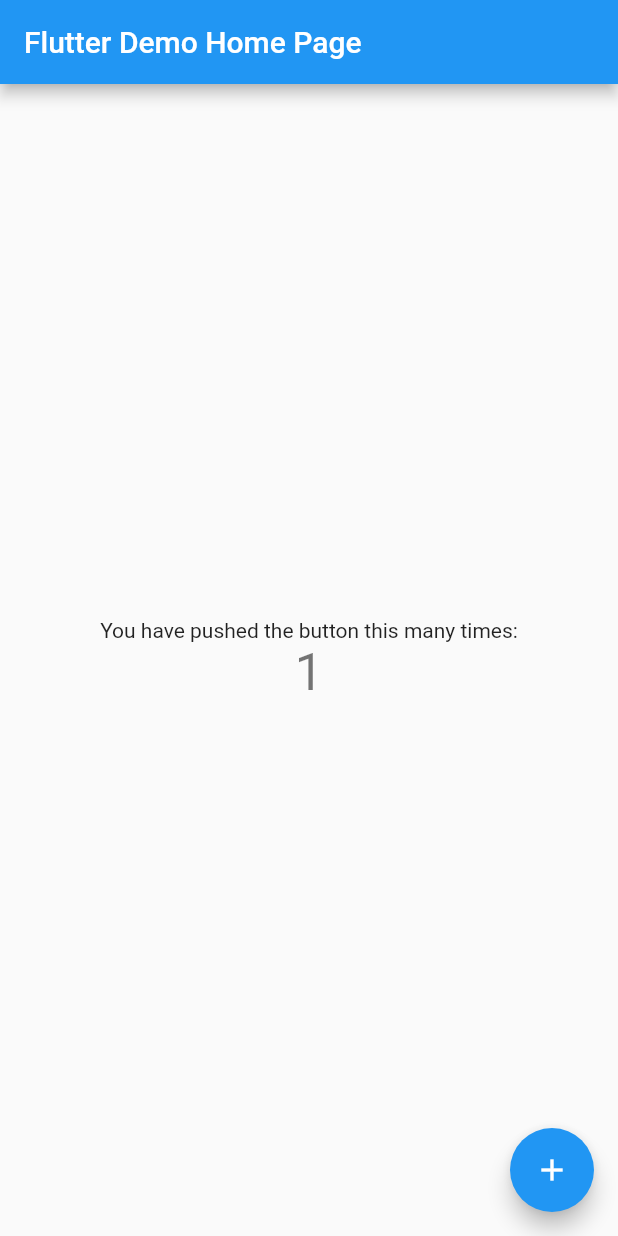
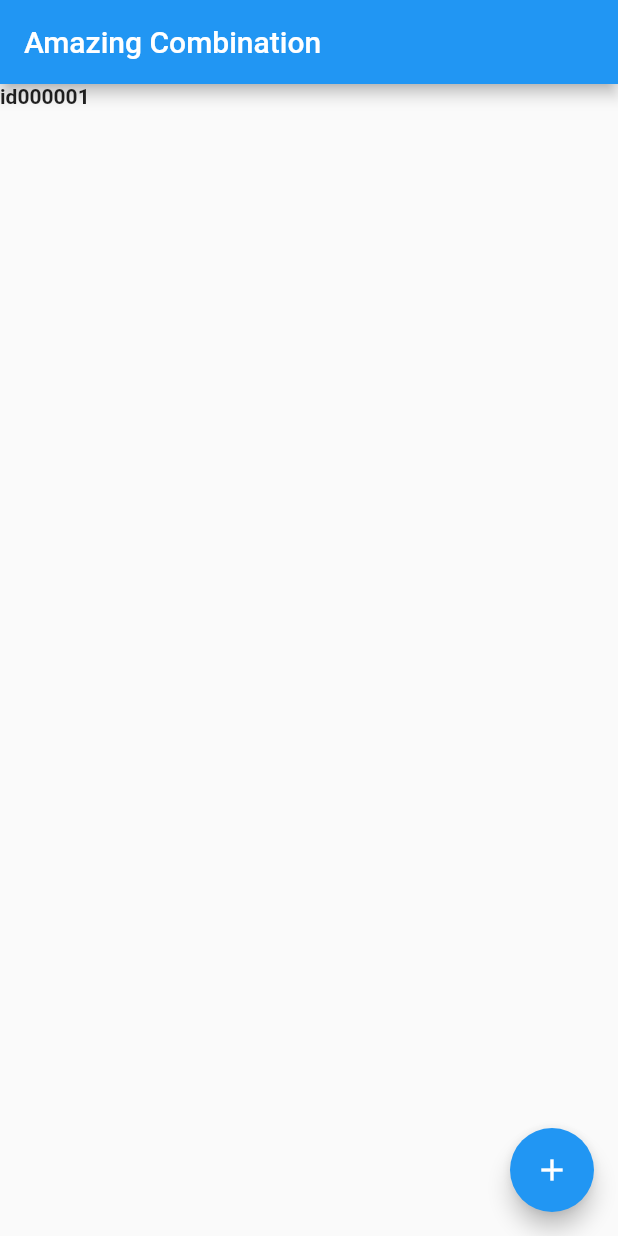
Before and after one commit to PyeongGangKim/amazing_combination, a Flutter app: the screen it shows after launch, after a tap on the "add" icon, on a phone screen of 412 x 824 dp. Run offline on Flutter 3.47's test engine with Material 2 defaults, Android fonts, the phone set to English and light mode, and no system bars; our stand-ins replace cloud_firestore, firebase_auth, firebase_core, get, google_sign_in; accounts and stored records are empty.

Commit message:
feat: GetX를 적용하고, combinationController firebase기능 적

```diff
--- /dev/null
+++ b/lib/controllers/CombinationController.dart
@@ -0,0 +1,97 @@
+import 'package:get/get.dart';
+import 'package:firebase_core/firebase_core.dart';
+import 'package:cloud_firestore/cloud_firestore.dart';
+import '../models/Comment.dart';
+import '../models/Combination.dart';
+import 'dart:async';
+
+class CombinationController extends GetxController {
+  CombinationController(){
+
+    init();
+  }
+  Future<void> init() async {
+    print("----------------init---------------");
+    await Firebase.initializeApp();
+    await loadCombination();
+  }
+  Future<void> loadCombination() async{
+    print("--------load----------");
+    FirebaseFirestore.instance
+        .collection('combination')
+        .get()
+        .then((snapshots){
+          combinationList = [];
+      snapshots.docs.forEach((combination) {
+        List<Comment> commentList = [];
+          FirebaseFirestore.instance
+              .collection('combination/$combination.id/comments')
+              .get()
+              .then((comments){
+                comments.docs.forEach((comment){
+                  commentList.add(
+                    Comment(
+                      id :comment.id,
+                      maker: comment.data()['maker'],
+                      content: comment.data()['content']
+                    )
+                  );
+                });
+          });
+        combinationList.add(
+          Combination(
+            id: combination.id,
+            name: combination.data()['name'],
+            brand: combination.data()['brand'],
+            menuList: combination.data()['menuList'].cast<String>(),
+            tag: combination.data()['tag'].cast<String>(),
+            imageUrls: combination.data()['imageUrls'].cast<String>(),
+            description: combination.data()['description'],
+            createdDateTime: combination.data()['createdDateTime'].toDate().toString(),
+            like: combination.data()['like'],
+            likePerson: combination.data()['likePerson'].cast<String>(),
+            uid: combination.data()['uid'],
+            maker: combination.data()['maker'],
+            comments: commentList
+          )
+        );
+       });
+      update();
+      for(int i = 0 ; i < combinationList.length ; i++){
+        print(combinationList[i].id);
+      }
+    });
+    }
+
+    void addCombination(Combination combination){
+    print("--------add----------");
+      FirebaseFirestore.instance
+          .collection('combination')
+          .add({
+        'name': combination.name,
+        'brand': combination.brand,
+        'menuList': combination.menuList,
+        'tag': combination.tag,
+        'imageUrls': combination.imageUrls,
+        'description': combination.description,
+        'createdDateTime': FieldValue.serverTimestamp(),
+        'like': combination.like,
+        'likePerson': combination.likePerson,
+        'uid': combination.uid,
+        'maker': combination.maker,
+      }).then((value) {
+        value.get().then((result){
+          List<Comment> commentList = [];
+          combination.id = result.id;
+          combination.comments = commentList;
+          combination.createdDateTime = result.data()["createdDateTime"].toDate.toString();
+        combinationList.add(combination);
+        update();
+        for(int i = 0 ; i < combinationList.length ; i++){
+          print(combinationList[i].id);
+        }
+        });
+      });
+    }
+    List<Combination> combinationList;
+}
--- /dev/null
+++ b/lib/controllers/MultiBinding.dart
@@ -0,0 +1,18 @@
+import 'package:amazing_combination/controllers/AuthenticationController.dart';
+import 'package:amazing_combination/controllers/CombinationController.dart';
+import 'package:amazing_combination/controllers/UserController.dart';
+import 'package:amazing_combination/controllers/CounterController.dart';
+import 'package:amazing_combination/controllers/MenuController.dart';
+import './CombinationController.dart';
+import 'package:get/get.dart';
+
+class MultiBinding extends Bindings {
+  @override
+  void dependencies() {
+    Get.put<CombinationController>(CombinationController());
+    Get.put<AuthenticationController>(AuthenticationController());
+    Get.put<MenuController>(MenuController());
+    Get.put<UserController>(UserController());
+    Get.put<CountController>(CountController());
+  }
+}
--- a/lib/main.dart
+++ b/lib/main.dart
@@ -1,6 +1,12 @@
+import 'package:amazing_combination/controllers/CombinationController.dart';
 import 'package:flutter/material.dart';
+import 'package:get/get.dart';
+import 'controllers/MultiBinding.dart';
+import 'controllers/CounterController.dart';
+import './models/Combination.dart';
 
 void main() {
+  MultiBinding().dependencies();
   runApp(MyApp());
 }
 
@@ -8,103 +14,61 @@
   // This widget is the root of your application.
   @override
   Widget build(BuildContext context) {
-    return MaterialApp(
-      title: 'Flutter Demo',
-      theme: ThemeData(
-        // This is the theme of your application.
-        //
-        // Try running your application with "flutter run". You'll see the
-        // application has a blue toolbar. Then, without quitting the app, try
-        // changing the primarySwatch below to Colors.green and then invoke
-        // "hot reload" (press "r" in the console where you ran "flutter run",
-        // or simply save your changes to "hot reload" in a Flutter IDE).
-        // Notice that the counter didn't reset back to zero; the application
-        // is not restarted.
-        primarySwatch: Colors.blue,
-      ),
-      home: MyHomePage(title: 'Flutter Demo Home Page'),
+    return GetMaterialApp(
+      title: 'Amazing_Combination',
+      home: HomePage(),
+      getPages: [
+        //GetPage(name: '/next', page: () => NextPage()),
+      ],
     );
   }
 }
 
-class MyHomePage extends StatefulWidget {
-  MyHomePage({Key key, this.title}) : super(key: key);
+class HomePage extends StatelessWidget {
+  CombinationController cbc = Get.find<CombinationController>();
 
-  // This widget is the home page of your application. It is stateful, meaning
-  // that it has a State object (defined below) that contains fields that affect
-  // how it looks.
-
-  // This class is the configuration for the state. It holds the values (in this
-  // case the title) provided by the parent (in this case the App widget) and
-  // used by the build method of the State. Fields in a Widget subclass are
-  // always marked "final".
-
-  final String title;
-
-  @override
-  _MyHomePageState createState() => _MyHomePageState();
-}
-
-class _MyHomePageState extends State<MyHomePage> {
-  int _counter = 0;
-
-  void _incrementCounter() {
-    setState(() {
-      // This call to setState tells the Flutter framework that something has
-      // changed in this State, which causes it to rerun the build method below
-      // so that the display can reflect the updated values. If we changed
-      // _counter without calling setState(), then the build method would not be
-      // called again, and so nothing would appear to happen.
-      _counter++;
-    });
-  }
 
   @override
   Widget build(BuildContext context) {
-    // This method is rerun every time setState is called, for instance as done
-    // by the _incrementCounter method above.
-    //
-    // The Flutter framework has been optimized to make rerunning build methods
-    // fast, so that you can just rebuild anything that needs updating rather
-    // than having to individually change instances of widgets.
+    cbc.init();
+    List<Combination> combinations = cbc.combinationList;
     return Scaffold(
       appBar: AppBar(
-        // Here we take the value from the MyHomePage object that was created by
-        // the App.build method, and use it to set our appbar title.
-        title: Text(widget.title),
+        title: Text("Amazing Combination"),
       ),
-      body: Center(
-        // Center is a layout widget. It takes a single child and positions it
-        // in the middle of the parent.
-        child: Column(
-          // Column is also a layout widget. It takes a list of children and
-          // arranges them vertically. By default, it sizes itself to fit its
-          // children horizontally, and tries to be as tall as its parent.
-          //
-          // Invoke "debug painting" (press "p" in the console, choose the
-          // "Toggle Debug Paint" action from the Flutter Inspector in Android
-          // Studio, or the "Toggle Debug Paint" command in Visual Studio Code)
-          // to see the wireframe for each widget.
-          //
-          // Column has various properties to control how it sizes itself and
-          // how it positions its children. Here we use mainAxisAlignment to
-          // center the children vertically; the main axis here is the vertical
-          // axis because Columns are vertical (the cross axis would be
-          // horizontal).
-          mainAxisAlignment: MainAxisAlignment.center,
-          children: <Widget>[
-            Text(
-              'You have pushed the button this many times:',
+      body: GetBuilder<CombinationController>(
+        builder: (value) {
+          if (value.combinationList == null || value.combinationList.isEmpty) {
+            return Container(
+                child: Text("null")
+            );
+          }
+          return Container(
+            child: Text(
+              value.combinationList[value.combinationList.length-1].id,
+              style: TextStyle(fontSize: 14, fontWeight: FontWeight.w700),
+              maxLines: 1,
             ),
-            Text(
-              '$_counter',
-              style: Theme.of(context).textTheme.headline4,
-            ),
-          ],
-        ),
+          );
+        },
       ),
       floatingActionButton: FloatingActionButton(
-        onPressed: _incrementCounter,
+        onPressed: () {
+          cbc.addCombination(
+            Combination(
+              name: "치킨피자피",
+              brand: "치킨나라피자공주",
+              menuList: ["피자", "치킨"],
+              tag : ["피자", "치킨"],
+              imageUrls: ["asd","we"],
+              description: "asdasdasd",
+              like : 0,
+              likePerson: [],
+              uid: "st",
+              maker: "masd",
+            )
+          );
+        },
         tooltip: 'Increment',
         child: Icon(Icons.add),
       ), // This trailing comma makes auto-formatting nicer for build methods.
--- /dev/null
+++ b/lib/models/Combination.dart
@@ -0,0 +1,35 @@
+import 'package:flutter/material.dart';
+import 'Comment.dart';
+
+class Combination {
+  String id;
+  String name;
+  String brand;
+  List<String> menuList;
+  List<String> tag;
+  List<String> imageUrls;
+  String description;
+  String createdDateTime;
+  int like;
+  List<String> likePerson;
+  String uid;
+  String maker;
+  List<Comment> comments;
+
+  Combination({
+    this.id,
+    this.name,
+    this.brand,
+    this.menuList,
+    this.tag,
+    this.imageUrls,
+    this.description,
+    this.createdDateTime,
+    this.like,
+    this.likePerson,
+    this.uid,
+    this.maker,
+    this.comments,
+
+});
+}
--- /dev/null
+++ b/lib/models/Comment.dart
@@ -0,0 +1,10 @@
+class Comment{
+    String id;
+  String maker;
+  String content;
+  Comment({
+      this.id,
+      this.maker,
+      this.content
+  });
+}
--- a/lib/model/Menu.dart
+++ b/lib/models/Menu.dart
@@ -1,11 +1,10 @@
-
 
 import 'package:flutter/material.dart';
 
 class Menu {
-  String uid;
+  String id;
   String name;
   int price;
-  Image image;
+  String imageUrl;
   List<String> tag;
 }
--- /dev/null
+++ b/lib/models/Tag.dart
@@ -0,0 +1,5 @@
+import './Combination.dart';
+class Tag{
+  String name;
+  List<Combination> combinations;
+}
```
Also changed, not shown: lib/controllers/AuthenticationController.dart (added, +33 -0 lines), lib/controllers/CounterController.dart (added, +13 -0 lines), lib/controllers/MenuController.dart (added, +9 -0 lines), lib/controllers/UserController.dart (added, +85 -0 lines), lib/models/Brand.dart (added, +11 -0 lines), lib/models/User.dart (added, +12 -0 lines), pubspec.yaml (+8 -3 lines), 9 other files.
